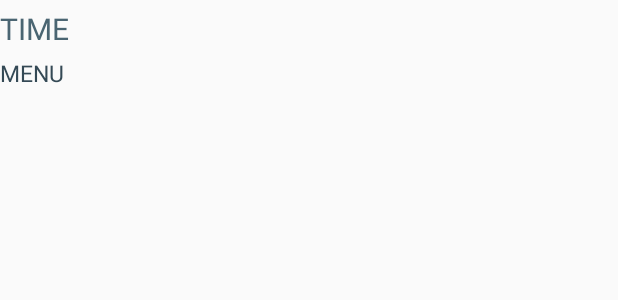
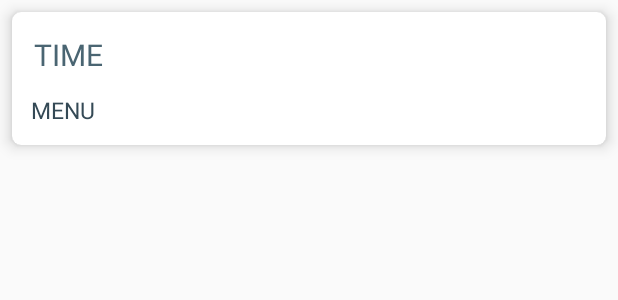
Before and after one commit to estanie/cs496_1, an Android app: the layout entry_food.xml on its own in the app's theme, with its tools: preview values and no code run, on a phone screen of 412 x 824 dp. Shown: the top 300 px of the screen. Run offline under Robolectric (Android 15) with nearby library versions, the phone set to English and light mode, and no system bars.

Commit message:
Changes design of third tab style

```diff
--- a/app/src/main/res/layout/entry_food.xml
+++ b/app/src/main/res/layout/entry_food.xml
@@ -1,30 +1,40 @@
 <?xml version="1.0" encoding="utf-8"?>
-<android.support.constraint.ConstraintLayout xmlns:android="http://schemas.android.com/apk/res/android"
-                                             xmlns:tools="http://schemas.android.com/tools"
-                                             android:id="@+id/constraintLayout"
+
+<!-- TODO(@estanie): 카드 형식으로 바꾸기 -->
+<android.support.design.card.MaterialCardView
+        xmlns:android="http://schemas.android.com/apk/res/android"
+        xmlns:app="http://schemas.android.com/apk/res-auto"
+        style="@style/Widget.MaterialComponents.CardView"
+        android:layout_height="wrap_content"
+        android:layout_width="match_parent"
+        android:layout_margin="8dp"
+        app:cardCornerRadius="6dp"
+        app:cardElevation="6dp"
+>
+        <LinearLayout
                 android:layout_width="wrap_content"
                 android:layout_height="wrap_content"
-                                             xmlns:app="http://schemas.android.com/apk/res-auto">
-<!-- TODO(@estanie): 카드 형식으로 바꾸기 -->
+                android:padding="7dp"
+                android:orientation="vertical">
+        <TextView
+                android:id="@+id/timeInfo"
+                android:layout_width="wrap_content"
+                android:layout_height="wrap_content"
+                android:text="TIME"
+                android:layout_margin="5dp"
+                android:padding="2dp"
+                android:textSize="20sp"
+                android:textColor="@color/colorPrimary600"
+        />
         <TextView
                 android:layout_width="wrap_content"
                 android:layout_height="wrap_content"
-            android:id="@+id/timeInfo"
-            android:text="TIME"
-            android:layout_margin="5dp"
-            android:textSize="20sp"
-            android:textColor="@color/colorPrimary600"
-            app:layout_constraintTop_toTopOf="parent"
-    />
-
-    <TextView
-            android:layout_width="wrap_content"
-            android:layout_height="0dp"
+                android:lineSpacingExtra="5dp"
                 android:id="@+id/foods"
                 android:text="MENU"
                 android:layout_margin="5dp"
                 android:textSize="15sp"
                 android:textColor="@color/colorPrimary700"
-            app:layout_constraintTop_toBottomOf="@+id/timeInfo"/>
-
-</android.support.constraint.ConstraintLayout>
+        />
+        </LinearLayout>
+    </android.support.design.card.MaterialCardView>
--- a/app/src/main/res/layout/fragment_free.xml
+++ b/app/src/main/res/layout/fragment_free.xml
@@ -8,17 +8,18 @@
             android:text="2019-01-01"
             android:layout_width="wrap_content"
             android:layout_height="wrap_content"
+            android:layout_margin="3dp"
             android:textColor="@color/colorSecondary500"
             android:textSize="30dp"
             android:gravity="center"
             android:textStyle="bold"
             app:layout_constraintBottom_toTopOf="@id/foodList"
     />
-
     <android.support.v7.widget.RecyclerView
             android:id="@+id/foodList"
             android:layout_width="match_parent"
             android:layout_height="wrap_content"
             app:layout_constraintTop_toBottomOf="@id/date"
+            android:paddingBottom="40dp"
     />
 </android.support.constraint.ConstraintLayout>
```
Lines whose indentation alone changed are shown as unchanged.
